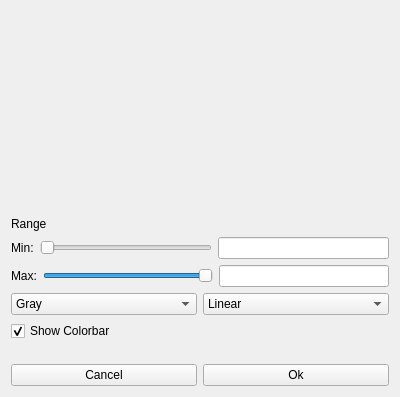
This is Code/ui/lutcustomize.ui in VisIVOLab/ViaLacteaVisualAnalytics as Qt 5 draws it before an edit. The edited form follows.
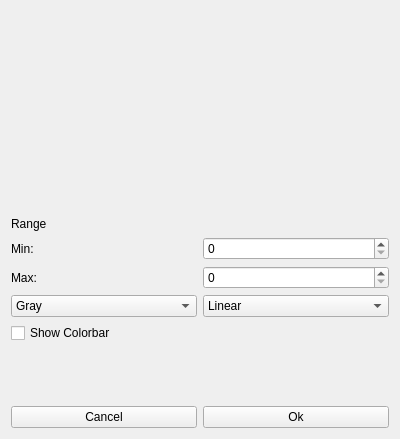
This is the edited form. Custom widgets are drawn as their Qt base class.

Commit message: change sliders to spinbox

The edit to the form file:
```diff
--- a/Code/ui/lutcustomize.ui
+++ b/Code/ui/lutcustomize.ui
@@ -7,7 +7,7 @@
     <x>0</x>
     <y>0</y>
     <width>400</width>
-    <height>397</height>
+    <height>439</height>
    </rect>
   </property>
   <property name="windowTitle">
@@ -47,14 +47,7 @@
       </widget>
      </item>
      <item>
-      <widget class="QSlider" name="fromSlider">
-       <property name="orientation">
-        <enum>Qt::Horizontal</enum>
-       </property>
-      </widget>
-     </item>
-     <item>
-      <widget class="QLineEdit" name="fromValue"/>
+      <widget class="QSpinBox" name="fromSpinBox"/>
      </item>
     </layout>
    </item>
@@ -68,17 +61,7 @@
       </widget>
      </item>
      <item>
-      <widget class="QSlider" name="toSlider">
-       <property name="sliderPosition">
-        <number>99</number>
-       </property>
-       <property name="orientation">
-        <enum>Qt::Horizontal</enum>
-       </property>
-      </widget>
-     </item>
-     <item>
-      <widget class="QLineEdit" name="toValue"/>
+      <widget class="QSpinBox" name="toSpinBox"/>
      </item>
     </layout>
    </item>
@@ -245,7 +228,7 @@
       <string>Show Colorbar</string>
      </property>
      <property name="checked">
-      <bool>true</bool>
+      <bool>false</bool>
      </property>
     </widget>
    </item>
```
The commit also changes 6 other files.
